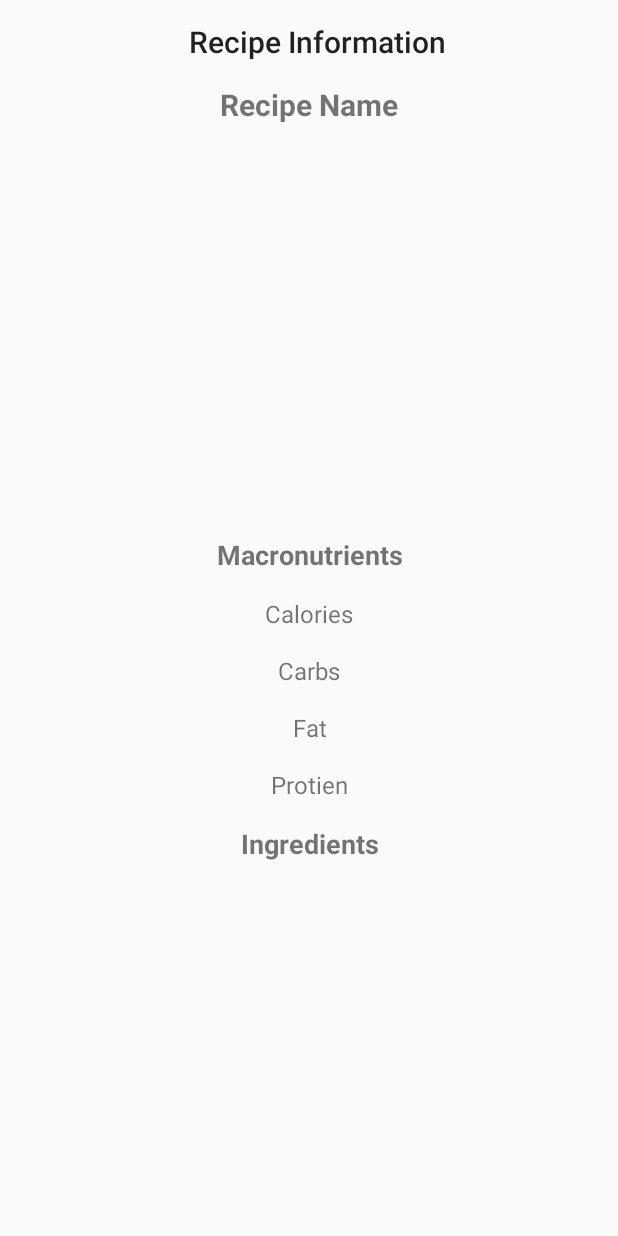
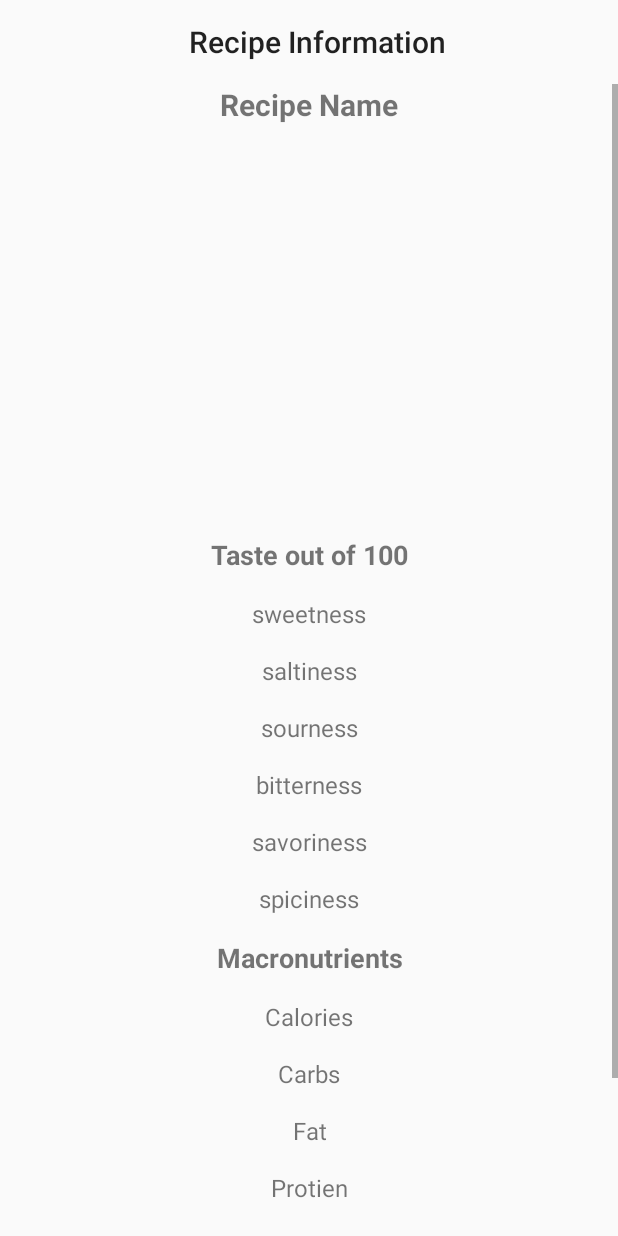
Before and after one commit to ETS-Android3/CookingCoach, an Android app: the RecipieDetActivity screen opened directly, with no data from a screen before it, on a phone screen of 412 x 824 dp. Run offline under Robolectric (Android 15) with nearby library versions, the phone set to English and light mode, and no system bars; our stand-ins replace Picasso; pictures from the network do not load; 4 statements that could not run were skipped.

Commit message:
more recipe info

```diff
--- /dev/null
+++ b/app/src/main/java/com/example/CookingCoach/Listeners/RecipeSummaryListener.java
@@ -0,0 +1,8 @@
+package com.example.CookingCoach.Listeners;
+
+import com.example.CookingCoach.Models.RecipeSummaryResponse;
+
+public interface RecipeSummaryListener {
+    void gotInfo(RecipeSummaryResponse response, String message);
+    void gotError(String message);
+}
--- /dev/null
+++ b/app/src/main/java/com/example/CookingCoach/Listeners/RecipeTasteListener.java
@@ -0,0 +1,9 @@
+package com.example.CookingCoach.Listeners;
+
+
+import com.example.CookingCoach.Models.RecipeTasteResponse;
+
+public interface RecipeTasteListener {
+    void gotInfo(RecipeTasteResponse response, String message);
+    void gotError(String message);
+}
--- /dev/null
+++ b/app/src/main/java/com/example/CookingCoach/Models/RecipeSummaryResponse.java
@@ -0,0 +1,7 @@
+package com.example.CookingCoach.Models;
+
+public class RecipeSummaryResponse {
+    public int id;
+    public String summary;
+    public String title;
+}
--- /dev/null
+++ b/app/src/main/java/com/example/CookingCoach/Models/RecipeTasteResponse.java
@@ -0,0 +1,11 @@
+package com.example.CookingCoach.Models;
+
+public class RecipeTasteResponse {
+    public double sweetness;
+    public double saltiness;
+    public double sourness;
+    public double bitterness;
+    public double savoriness;
+    //public int fattiness;
+    public int spiciness;
+}
--- a/app/src/main/java/com/example/CookingCoach/RecipieDetActivity.java
+++ b/app/src/main/java/com/example/CookingCoach/RecipieDetActivity.java
@@ -12,15 +12,19 @@ import android.widget.Toast;
 
 import com.example.CookingCoach.Adapters.IngrAdapt;
 import com.example.CookingCoach.Listeners.RecipeDetListener;
+import com.example.CookingCoach.Listeners.RecipeSummaryListener;
+import com.example.CookingCoach.Listeners.RecipeTasteListener;
 import com.example.CookingCoach.Listeners.RecipleNutrientsListener;
 import com.example.CookingCoach.Models.RecipeDetRes;
 import com.example.CookingCoach.Models.RecipeNutrientsResponse;
+import com.example.CookingCoach.Models.RecipeSummaryResponse;
+import com.example.CookingCoach.Models.RecipeTasteResponse;
 import com.squareup.picasso.Picasso;
 
 public class RecipieDetActivity extends AppCompatActivity {
     int id;
     TextView mealName;
-    TextView mealCalories, mealCarbs, mealFat, mealProtien;
+    TextView mealCalories, mealCarbs, mealFat, mealProtien, mealSweetness, mealSaltiness, mealSourness, mealBitterness, mealSavoriness, mealSpiciness, mealSummary;
     ImageView mealImage;
     RecyclerView mealIngredients;
     RequestManager requestmana;
@@ -46,6 +50,10 @@ public class RecipieDetActivity extends AppCompatActivity {
 
         requestmana.getRecipeNutrients(RecipleNutrientsListener,id);
 
+        requestmana.getRecipeTaste(recipeTasteListener,id);
+
+        //requestmana.getRecipeSummary(recipeSummaryListener,id);
+
         //set up dialog
         //just a waiting screen (can be removed, not really needed)
         progressdia = new ProgressDialog(this);
@@ -64,6 +72,17 @@ public class RecipieDetActivity extends AppCompatActivity {
         mealCarbs = findViewById(R.id.mealCarbs);
         mealFat = findViewById(R.id.mealFat);
         mealProtien = findViewById(R.id.mealProtien);
+
+        mealSweetness = findViewById(R.id.mealSweetness);
+        mealSaltiness = findViewById(R.id.mealSaltiness);
+        mealBitterness = findViewById(R.id.mealBitterness);
+        mealSourness = findViewById(R.id.mealSourness);
+        mealSavoriness = findViewById(R.id.mealSavoriness);
+        //mealFattiness = findViewById(R.id.mealFattiness);
+        mealSpiciness = findViewById(R.id.mealSpiciness);
+        mealProtien = findViewById(R.id.mealProtien);
+
+        mealSummary = findViewById(R.id.mealSummary);
 
     }
 
@@ -123,4 +142,42 @@ public class RecipieDetActivity extends AppCompatActivity {
             Toast.makeText(RecipieDetActivity.this,message,Toast.LENGTH_SHORT).show();
         }
     };
+    private  final RecipeTasteListener recipeTasteListener = new RecipeTasteListener() {
+        @Override
+        public void gotInfo(RecipeTasteResponse response, String message) {
+            //mealSweetness.setText(String.valueOf(response.sweetness));
+            mealSweetness.setText("Sweetness: "+Double.toString(response.sweetness));
+            //mealSaltiness.setText(String.valueOf(response.saltiness));
+            mealSaltiness.setText("Saltiness: "+Double.toString(response.saltiness));
+            //mealSourness.setText(String.valueOf(response.sourness));
+            mealSourness.setText("Sourness: "+Double.toString(response.sourness));
+            //mealBitterness.setText(String.valueOf(response.bitterness));
+            mealBitterness.setText("Bitterness: "+Double.toString(response.bitterness));
+            //mealSavoriness.setText(String.valueOf(response.savoriness));
+            mealSavoriness.setText("Savoriness: "+Double.toString(response.savoriness));
+            //mealFattiness.setText(String.valueOf(response.fattiness));
+            //mealFattiness.setText(Integer.toString(response.fattiness));
+            //mealSpiciness.setText(String.valueOf(response.spiciness));
+            mealSpiciness.setText("Spiciness: "+Integer.toString(response.spiciness));
+        }
+
+        @Override
+        public void gotError(String message) {
+            Toast.makeText(RecipieDetActivity.this,message,Toast.LENGTH_SHORT).show();
+        }
+    };
+    private final RecipeSummaryListener recipeSummaryListener = new RecipeSummaryListener() {
+        @Override
+        public void gotInfo(RecipeSummaryResponse response, String message) {
+            progressdia.dismiss();
+
+            mealSummary.setText(response.summary);
+        }
+
+        @Override
+        public void gotError(String message) {
+            Toast.makeText(RecipieDetActivity.this,message,Toast.LENGTH_SHORT).show();
+
+        }
+    };
 }
--- a/app/src/main/java/com/example/CookingCoach/RequestManager.java
+++ b/app/src/main/java/com/example/CookingCoach/RequestManager.java
@@ -4,10 +4,14 @@ import android.content.Context;
 
 import com.example.CookingCoach.Listeners.RandomRecipeResponseListener;
 import com.example.CookingCoach.Listeners.RecipeDetListener;
+import com.example.CookingCoach.Listeners.RecipeSummaryListener;
+import com.example.CookingCoach.Listeners.RecipeTasteListener;
 import com.example.CookingCoach.Listeners.RecipleNutrientsListener;
 import com.example.CookingCoach.Models.RandomRecipieApiResponse;
 import com.example.CookingCoach.Models.RecipeDetRes;
 import com.example.CookingCoach.Models.RecipeNutrientsResponse;
+import com.example.CookingCoach.Models.RecipeSummaryResponse;
+import com.example.CookingCoach.Models.RecipeTasteResponse;
 
 import java.util.List;
 
@@ -101,6 +105,53 @@ public class RequestManager {
             }
         });
     }
+    public void getRecipeSummary(RecipeSummaryListener listener, int id)
+    {
+        CallRecipeSummary callRecipeSummary = retrofit.create(CallRecipeSummary.class);
+        Call<RecipeSummaryResponse> call = callRecipeSummary.callRecipeSummary(id, context.getString(R.string.api_key));
+        call.enqueue(new Callback<RecipeSummaryResponse>() {
+            @Override
+            public void onResponse(Call<RecipeSummaryResponse> call, Response<RecipeSummaryResponse> response) {
+                if(!response.isSuccessful())
+                {
+                    //then we say we got a error
+                    listener.gotError(response.message());
+                }
+                //otherwise we return the body
+                listener.gotInfo(response.body(), response.message());
+            }
+
+            @Override
+            public void onFailure(Call<RecipeSummaryResponse> call, Throwable t) {
+                //then on failure we just give back the error
+                listener.gotError((t.getMessage()));
+            }
+        });
+    }
+    public void getRecipeTaste(RecipeTasteListener listener, int id)
+    {
+        CallRecipeTaste callRecipeTaste = retrofit.create(CallRecipeTaste.class);
+        Call<RecipeTasteResponse> call = callRecipeTaste.callRecipeTase(id,context.getString(R.string.api_key));
+        call.enqueue(new Callback<RecipeTasteResponse>() {
+            @Override
+            public void onResponse(Call<RecipeTasteResponse> call, Response<RecipeTasteResponse> response) {
+                if(!response.isSuccessful())
+                {
+                    //then we say we got a error
+                    listener.gotError(response.message());
+                }
+                //otherwise we return the body
+                listener.gotInfo(response.body(), response.message());
+            }
+
+            @Override
+            public void onFailure(Call<RecipeTasteResponse> call, Throwable t) {
+                //then on failure we just give back the error
+                listener.gotError((t.getMessage()));
+            }
+        });
+    }
+
 
     private interface CallRandomRecipies
     {
@@ -133,5 +184,21 @@ public class RequestManager {
                 @Query("apiKey") String apiKey
         );
     }
+    private interface CallRecipeSummary
+    {
+        @GET("recipes/{id}/summary")
+        Call<RecipeSummaryResponse> callRecipeSummary(
+                @Path("id") int id,
+                @Query("apiKey") String apiKey
+        );
+    }
+    private interface CallRecipeTaste
+    {
+        @GET("recipes/{id}/tasteWidget.json")
+        Call<RecipeTasteResponse> callRecipeTase(
+                @Path("id") int id,
+                @Query("apiKey") String apiKey
+        );
+    }
 
 }
--- a/app/src/main/res/layout/activity_recipie_det.xml
+++ b/app/src/main/res/layout/activity_recipie_det.xml
@@ -35,6 +35,64 @@
                 android:scaleType="centerCrop"
                 android:layout_width="match_parent"
                 android:layout_height="250dp"/>
+            <TextView
+                android:text="Taste out of 100"
+                android:textStyle="bold"
+                android:textSize="18sp"
+                android:padding="8dp"
+                android:gravity="center"
+                android:layout_width="match_parent"
+                android:layout_height="wrap_content"/>
+            <TextView
+                android:id="@+id/mealSweetness"
+                android:text="sweetness"
+                android:gravity="center"
+                android:textSize="16sp"
+                android:padding="8dp"
+                android:layout_width="match_parent"
+                android:layout_height="wrap_content"/>
+            <TextView
+                android:id="@+id/mealSaltiness"
+                android:text="saltiness"
+                android:gravity="center"
+                android:textSize="16sp"
+                android:padding="8dp"
+                android:layout_width="match_parent"
+                android:layout_height="wrap_content"/>
+            <TextView
+                android:id="@+id/mealSourness"
+                android:text="sourness"
+                android:gravity="center"
+                android:textSize="16sp"
+                android:padding="8dp"
+                android:layout_width="match_parent"
+                android:layout_height="wrap_content"/>
+            <TextView
+                android:id="@+id/mealBitterness"
+                android:text="bitterness"
+                android:gravity="center"
+                android:textSize="16sp"
+                android:padding="8dp"
+                android:layout_width="match_parent"
+                android:layout_height="wrap_content"/>
+            <TextView
+                android:id="@+id/mealSavoriness"
+                android:text="savoriness"
+                android:gravity="center"
+                android:textSize="16sp"
+                android:padding="8dp"
+                android:layout_width="match_parent"
+                android:layout_height="wrap_content"/>
+
+
+            <TextView
+                android:id="@+id/mealSpiciness"
+                android:text="spiciness"
+                android:gravity="center"
+                android:textSize="16sp"
+                android:padding="8dp"
+                android:layout_width="match_parent"
+                android:layout_height="wrap_content"/>
             <TextView
                 android:text="Macronutrients"
                 android:textStyle="bold"
@@ -76,6 +134,21 @@
                 android:layout_width="match_parent"
                 android:layout_height="wrap_content"/>
             <TextView
+                android:text="Instruction Summary"
+                android:textStyle="bold"
+                android:textSize="18sp"
+                android:padding="8dp"
+                android:gravity="center"
+                android:layout_width="match_parent"
+                android:layout_height="wrap_content"/>
+            <TextView
+                android:id="@+id/mealSummary"
+                android:text="Instruction"
+                android:textSize="16sp"
+                android:padding="8dp"
+                android:layout_width="match_parent"
+                android:layout_height="wrap_content"/>
+            <TextView
                 android:text="Ingredients"
                 android:textStyle="bold"
                 android:textSize="18sp"
--- a/app/src/main/res/values/strings.xml
+++ b/app/src/main/res/values/strings.xml
@@ -1,6 +1,6 @@
 <resources>
     <string name="app_name">LoginPractice</string>
-    <string name="api_key">b14a18e4c5fa4826b5d2fe917a3d73d0</string>
+    <string name="api_key">d61a559cc1e049d2998a2688c4254206</string>
 
     <string-array name="tags">
         <item>main course</item>
```
